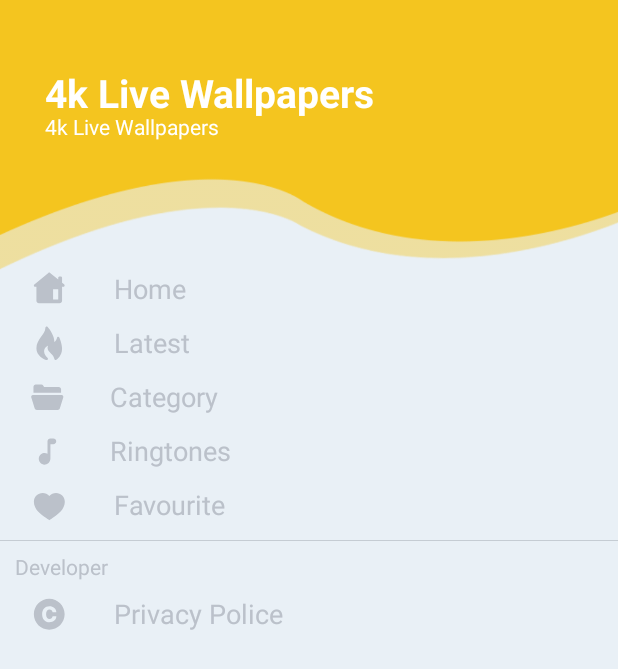
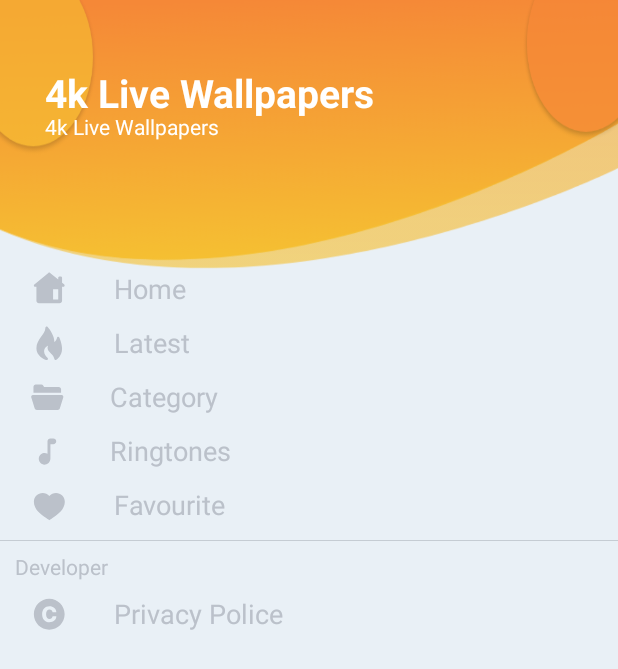
Before and after one commit to naveedabbasbngash/BSWallpaperV2, an Android app: the layout drawer_layout.xml on its own in the app's theme, with its tools: preview values and no code run, on a phone screen of 412 x 824 dp. Shown: the top 669 px of the screen. Run offline under Robolectric (Android 15) with nearby library versions, the phone set to English and light mode, and no system bars.

Commit message:
background wallpaper

```diff
--- a/app/src/main/java/com/livewallpapers/huawei/ui/main/MainActivity.java
+++ b/app/src/main/java/com/livewallpapers/huawei/ui/main/MainActivity.java
@@ -22,7 +22,8 @@ public class MainActivity extends BaseActivity<MainView, MainPresenter> implemen
 
     @Override
     protected void beforeOnCreate() {
-        if (SharedPref.getSharedPref(this).contains(MainPresenter.THEME_MODE) && SharedPref.getSharedPref(this).readBoolean(MainPresenter.THEME_MODE)) {
+        if (SharedPref.getSharedPref(this).contains(MainPresenter.THEME_MODE) &&
+                SharedPref.getSharedPref(this).readBoolean(MainPresenter.THEME_MODE)) {
             setTheme(R.style.BStudioThemeDark);
         } else {
             setTheme(R.style.BStudioThemeLight);
--- a/app/src/main/java/com/livewallpapers/huawei/ui/main/MainPresenter.java
+++ b/app/src/main/java/com/livewallpapers/huawei/ui/main/MainPresenter.java
@@ -193,10 +193,12 @@ public class MainPresenter extends BasePresenter<MainView> {
                 if (SharedPref.getSharedPref(activity).contains(THEME_MODE)) {
                     if(!SharedPref.getSharedPref(activity).readBoolean(THEME_MODE)){
                         SharedPref.getSharedPref(activity).write(THEME_MODE, true);
-                        binding.themeMode.setImageDrawable(activity.getResources().getDrawable(R.drawable.ic_dark_mode));
+                        binding.themeMode.setImageDrawable(activity.getResources()
+                                .getDrawable(R.drawable.ic_dark_mode));
                     } else {
                         SharedPref.getSharedPref(activity).write(THEME_MODE, false);
-                        binding.themeMode.setImageDrawable(activity.getResources().getDrawable(R.drawable.ic_light_mode));
+                        binding.themeMode.setImageDrawable(activity.getResources()
+                                .getDrawable(R.drawable.ic_light_mode));
                     }
                 } else {
                     SharedPref.getSharedPref(activity).write(THEME_MODE, true);
--- a/app/src/main/res/layout/activity_main.xml
+++ b/app/src/main/res/layout/activity_main.xml
@@ -10,7 +10,7 @@
         <View
             android:layout_width="match_parent"
             android:layout_height="@dimen/margin_180"
-            android:background="@drawable/waves_header"
+            android:background="@drawable/wallpaper_banner"
             app:layout_constraintTop_toBottomOf="@+id/toolbar"/>
         <com.google.android.material.appbar.AppBarLayout
             android:id="@+id/appBarLayout"
@@ -27,7 +27,7 @@
                     android:id="@+id/toolbar"
                     android:layout_width="match_parent"
                     android:layout_height="?attr/actionBarSize"
-                    android:background="@color/colorPrimary"
+                    android:background="#f58b37"
                     app:layout_collapseMode="parallax">
                     <androidx.constraintlayout.widget.ConstraintLayout
                         android:layout_width="match_parent"
--- a/app/src/main/res/layout/drawer_layout.xml
+++ b/app/src/main/res/layout/drawer_layout.xml
@@ -20,7 +20,7 @@
         android:layout_height="180dp"
         android:scaleType="fitXY"
         android:contentDescription="@string/app_name"
-        android:src="@drawable/waves_header"
+        android:src="@drawable/wallpaper_banner"
         app:layout_constraintTop_toTopOf="parent"
         app:layout_constraintStart_toStartOf="parent"
         app:layout_constraintEnd_toEndOf="parent" />
--- a/build.gradle
+++ b/build.gradle
@@ -7,7 +7,7 @@ buildscript {
         maven { url 'https://plugins.gradle.org/m2/'}
     }
     dependencies {
-        classpath 'com.android.tools.build:gradle:3.5.3'
+        classpath 'com.android.tools.build:gradle:4.0.0'
         classpath 'com.google.gms:google-services:4.2.0'
         classpath 'gradle.plugin.com.onesignal:onesignal-gradle-plugin:0.12.6'
         // NOTE: Do not place your application dependencies here; they belong
```
Also changed, not shown: app/src/main/res/drawable-v24/wallpaper_banner.png (added), gradle/wrapper/gradle-wrapper.properties.
